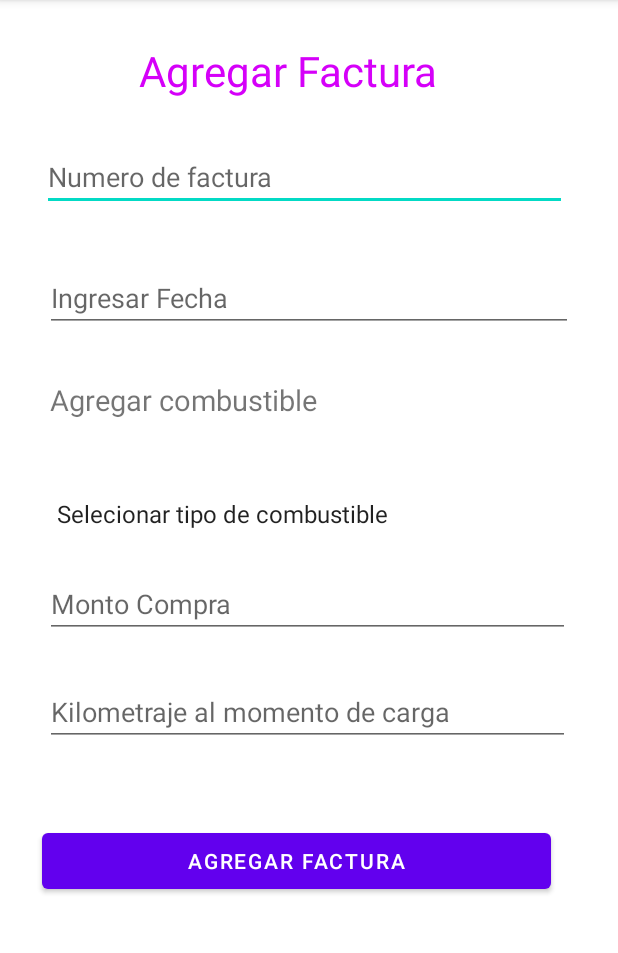
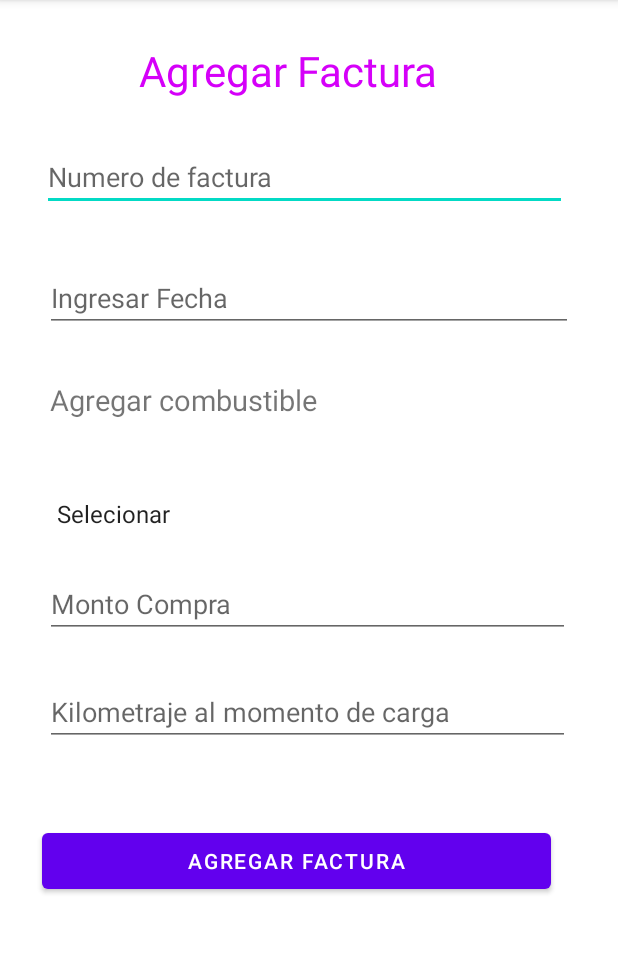
Before and after one commit to wom987/FuelDetailsSQLite, an Android app: the AddTransaction screen opened directly, with no data from a screen before it, on a phone screen of 412 x 824 dp, the part 84-1037 px from its top. Run offline under Robolectric (Android 15) with nearby library versions, the phone set to English and light mode, and no system bars; libraries missing offline, so code that uses them is left out: cn.pedant.

Commit message:
Combobox Item fixed

```diff
--- a/app/src/main/res/values/ArrayCombustibles.xml
+++ b/app/src/main/res/values/ArrayCombustibles.xml
@@ -1,9 +1,9 @@
 <?xml version="1.0" encoding="utf-8"?>
 <resources >
     <string-array name="opciones" >
-        <item>Selecionar tipo de combustible</item>
+        <item>Selecionar </item>
         <item>Diesel</item>
         <item>Regular</item>
-        <item>Super Especial</item>
+        <item>Premiun</item>
     </string-array>
 </resources>
--- a/build.gradle
+++ b/build.gradle
@@ -3,6 +3,7 @@ buildscript {
     repositories {
         google()
         jcenter()
+        mavenCentral()
     }
     dependencies {
         classpath "com.android.tools.build:gradle:4.1.2"
@@ -16,6 +17,7 @@ allprojects {
     repositories {
         google()
         jcenter()
+        mavenCentral()
     }
 }
 
```
Also changed, not shown: app/src/main/res/raw/fuel.json (deleted, +0 -1 lines).
